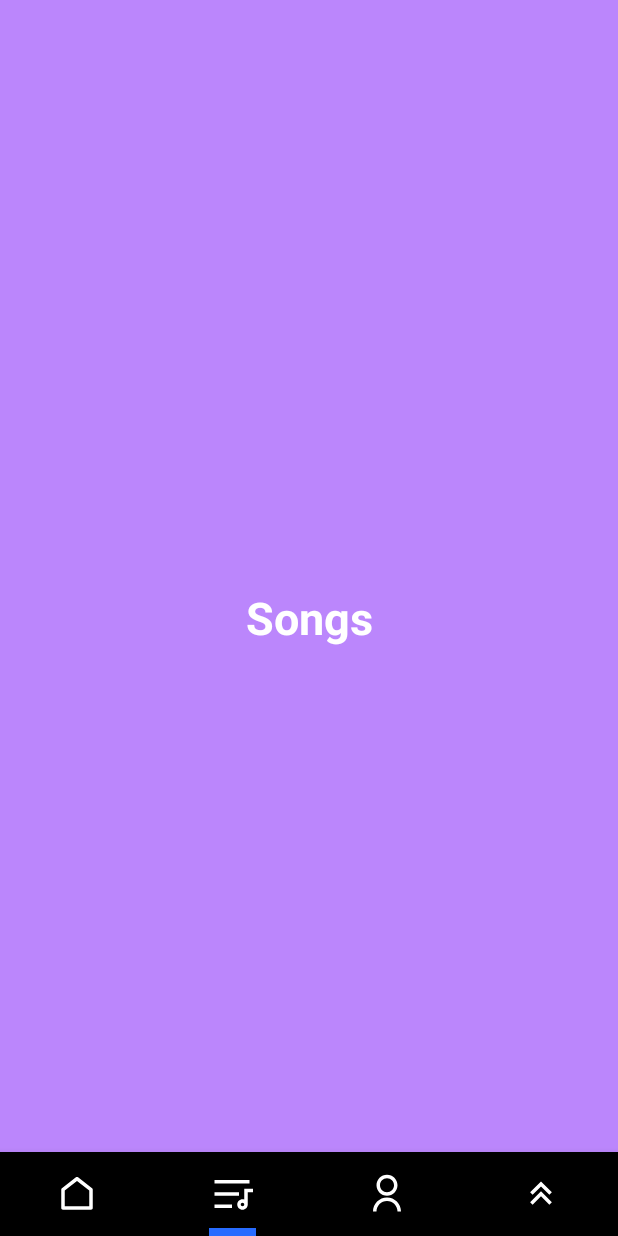
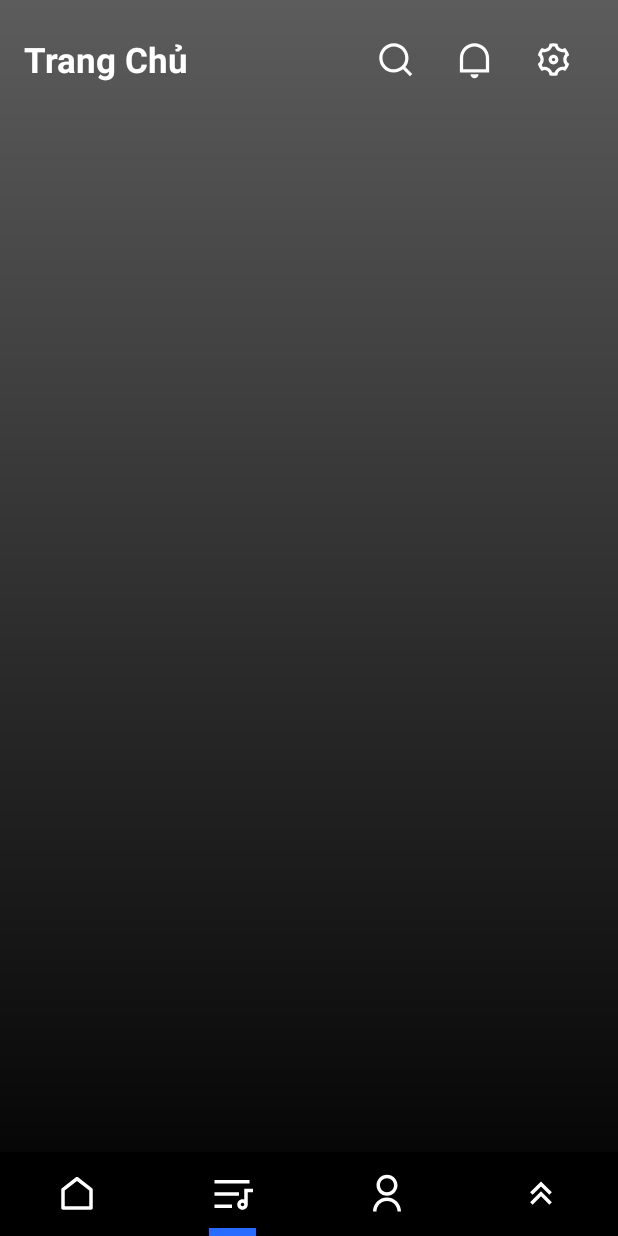
Before and after one commit to trduyTh4nh/SoundVIE, an Android app: the screen it shows after launch (HomeActivity), item 2 of the bottom bar chosen, on a phone screen of 412 x 824 dp. Run offline under Robolectric (Android 15) with nearby library versions, the phone set to English and light mode, and no system bars.

Commit message:
15/07/2023 - Chỉnh sửa giao diện phần 2

```diff
--- a/app/src/main/java/com/example/soundvieproject/HomeActivity.java
+++ b/app/src/main/java/com/example/soundvieproject/HomeActivity.java
@@ -29,7 +29,6 @@ public class HomeActivity extends AppCompatActivity {
 
         navigationView = findViewById(R.id.nav_main);
         getSupportFragmentManager().beginTransaction().replace(R.id.body_container, new HomeFragment()).commit();
-        viewPager = findViewById(R.id.viewPager);
 
 
         navigationView.setOnNavigationItemSelectedListener(new BottomNavigationView.OnNavigationItemSelectedListener() {
--- a/app/src/main/res/drawable/transparent_ripple.xml
+++ b/app/src/main/res/drawable/transparent_ripple.xml
@@ -1,4 +1,4 @@
 <?xml version="1.0" encoding="utf-8"?>
-<ripple xmlns:android="http://schemas.android.com/apk/res/android" android:color="@color/white">
+<ripple xmlns:android="http://schemas.android.com/apk/res/android" android:color="#fff">
     <item android:id="@android:id/mask" android:drawable="@drawable/transparent_round"/>
 </ripple>
--- a/app/src/main/res/drawable/transparent_round.xml
+++ b/app/src/main/res/drawable/transparent_round.xml
@@ -1,5 +1,5 @@
 <?xml version="1.0" encoding="utf-8"?>
 <shape xmlns:android="http://schemas.android.com/apk/res/android">
     <corners android:radius="16dp"/>
-    <solid android:color="@color/transparent"/>
+    <solid android:color="@color/white"/>
 </shape>
--- a/app/src/main/res/layout/activity_home.xml
+++ b/app/src/main/res/layout/activity_home.xml
@@ -1,102 +1,121 @@
 <?xml version="1.0" encoding="utf-8"?>
-<RelativeLayout xmlns:android="http://schemas.android.com/apk/res/android"
+<androidx.constraintlayout.widget.ConstraintLayout xmlns:android="http://schemas.android.com/apk/res/android"
     xmlns:app="http://schemas.android.com/apk/res-auto"
     xmlns:tools="http://schemas.android.com/tools"
     android:layout_width="match_parent"
     android:layout_height="match_parent"
-    android:id="@+id/body_container"
+
     tools:context=".HomeActivity"
     android:background="@drawable/background_home">
 
     <LinearLayout
+        android:id="@+id/viewMain"
+        android:layout_width="0dp"
+        android:layout_height="0dp"
         android:orientation="vertical"
-        android:layout_width="match_parent"
-        android:layout_height="match_parent">
+        app:layout_constraintBottom_toTopOf="@+id/nav_main"
+        app:layout_constraintEnd_toEndOf="parent"
+        app:layout_constraintStart_toStartOf="parent"
+        app:layout_constraintTop_toTopOf="parent">
+
         <LinearLayout
             android:layout_width="match_parent"
             android:layout_height="wrap_content">
+
             <androidx.appcompat.widget.Toolbar
-                android:gravity="center"
                 android:layout_width="match_parent"
                 android:layout_height="80dp"
+                android:gravity="center"
                 tools:ignore="MissingConstraints">
+
                 <LinearLayout
+                    android:layout_width="match_parent"
+                    android:layout_height="match_parent"
+                    android:layout_gravity="center"
                     android:gravity="center"
-                    android:paddingRight="20dp"
-                    android:layout_gravity="center"
                     android:orientation="horizontal"
-                    android:layout_width="match_parent"
-                    android:layout_height="match_parent">
+                    android:paddingRight="20dp">
+
                     <TextView
-                        android:textStyle="bold"
+                        android:layout_width="wrap_content"
+                        android:layout_height="wrap_content"
+                        android:text="Trang Chủ"
                         android:textColor="@color/white"
                         android:textSize="23dp"
-                        android:text="Trang Chủ"
-                        android:layout_width="wrap_content"
-                        android:layout_height="wrap_content">
+                        android:textStyle="bold">
+
                     </TextView>
+
                     <LinearLayout
 
+                        android:layout_width="match_parent"
+                        android:layout_height="match_parent"
                         android:layout_gravity="center"
-                        android:gravity="center_vertical|end"
-                        android:layout_width="match_parent"
-                        android:layout_height="match_parent">
+                        android:gravity="center_vertical|end">
+
                         <ImageButton
                             style="@style/imageBtn"
-                            android:padding="5dp"
-                            android:layout_margin="6dp"
-                            android:src="@drawable/icon_search"
+                            android:background="@drawable/transparent_ripple"
                             android:layout_width="wrap_content"
-                            android:layout_height="wrap_content">
+                            android:layout_height="wrap_content"
+                            android:layout_margin="3dp"
+                            android:padding="10dp"
+                            android:src="@drawable/icon_search">
+
                         </ImageButton>
+
                         <ImageButton
                             style="@style/imageBtn"
-                            android:padding="5dp"
-                            android:layout_margin="6dp"
-                            android:src="@drawable/icon_notify"
                             android:layout_width="wrap_content"
-                            android:layout_height="wrap_content">
+                            android:layout_height="wrap_content"
+                            android:layout_margin="3dp"
+                            android:padding="10dp"
+                            android:src="@drawable/icon_notify">
+
                         </ImageButton>
+
                         <ImageButton
                             style="@style/imageBtn"
-                            android:padding="5dp"
-                            android:layout_marginStart="6dp"
-                            android:src="@drawable/icon_setting"
                             android:layout_width="wrap_content"
-                            android:layout_height="wrap_content">
+                            android:layout_height="wrap_content"
+                            android:layout_marginStart="3dp"
+                            android:padding="10dp"
+                            android:src="@drawable/icon_setting">
+
                         </ImageButton>
                     </LinearLayout>
                 </LinearLayout>
             </androidx.appcompat.widget.Toolbar>
 
         </LinearLayout>
+
         <LinearLayout
+            android:id="@+id/body_container"
             android:layout_width="match_parent"
-            android:layout_height="match_parent">
-            <androidx.viewpager.widget.ViewPager
-                android:id="@+id/viewPager"
-                android:layout_width="match_parent"
-                android:layout_height="match_parent">
+            android:layout_height="match_parent"
+            android:orientation="horizontal">
 
-            </androidx.viewpager.widget.ViewPager>
         </LinearLayout>
     </LinearLayout>
 
 
     <com.google.android.material.bottomnavigation.BottomNavigationView
         android:id="@+id/nav_main"
-        android:background="@color/black"
         android:layout_width="match_parent"
         android:layout_height="wrap_content"
-        tools:ignore="MissingConstraints"
+        android:layout_alignParentBottom="true"
+        android:background="@color/black"
+        android:elevation="2dp"
+        app:itemBackground="@drawable/line"
         app:itemIconSize="28sp"
-        android:elevation="2dp"
-        android:layout_alignParentBottom="true"
+        app:itemIconTint="@color/white"
+        app:itemRippleColor="@android:color/transparent"
+        app:labelVisibilityMode="unlabeled"
+        app:layout_constraintBottom_toBottomOf="parent"
+        app:layout_constraintEnd_toEndOf="parent"
+        app:layout_constraintStart_toStartOf="parent"
         app:menu="@menu/main_menu"
-        app:itemBackground="@drawable/line"
-        app:itemIconTint="@color/white"
-        app:labelVisibilityMode="unlabeled"
-        app:itemRippleColor="@android:color/transparent">
+        tools:ignore="MissingConstraints">
 
     </com.google.android.material.bottomnavigation.BottomNavigationView>
-</RelativeLayout>
+</androidx.constraintlayout.widget.ConstraintLayout>
--- a/app/src/main/res/layout/fragment_home.xml
+++ b/app/src/main/res/layout/fragment_home.xml
@@ -8,14 +8,14 @@
         android:layout_width="match_parent"
         android:layout_height="match_parent">
         <LinearLayout
-            android:paddingTop="20dp"
+            android:paddingTop="0dp"
             android:paddingLeft="15dp"
             android:paddingRight="15dp"
             android:layout_width="match_parent"
             android:layout_height="wrap_content">
 
             <LinearLayout
-                android:layout_marginTop="50dp"
+                android:layout_marginTop="0dp"
                 android:orientation="vertical"
                 android:layout_width="match_parent"
                 android:layout_height="wrap_content">
--- a/app/src/main/res/layout/fragment_list_song.xml
+++ b/app/src/main/res/layout/fragment_list_song.xml
@@ -7,18 +7,9 @@
 
 
     <LinearLayout
-        android:background="@color/purple_200"
         android:layout_width="match_parent"
         android:layout_height="match_parent">
-        <TextView
-            android:textColor="@color/white"
-            android:textSize="30dp"
-            android:textStyle="bold"
-            android:layout_gravity="center"
-            android:gravity="center"
-            android:layout_width="match_parent"
-            android:layout_height="match_parent"
-            android:text="Songs" />
+
     </LinearLayout>
 
 </FrameLayout>
--- a/app/src/main/res/values/themes.xml
+++ b/app/src/main/res/values/themes.xml
@@ -1,6 +1,6 @@
 <resources xmlns:tools="http://schemas.android.com/tools">
     <!-- Base application theme. -->
-    <style name="Theme.SoundVIEProject" parent="Theme.MaterialComponents.DayNight.NoActionBar">
+    <style name="Theme.SoundVIEProject" parent="Theme.AppCompat.DayNight.NoActionBar">
         <!-- Primary brand color. -->
         <item name="colorPrimary">@color/purple_500</item>
         <item name="colorPrimaryVariant">@color/purple_700</item>
```
